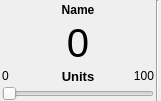
MariuszSuchenek/MVM_GUI_test2, file gui/toolsettings/toolsettings.ui: the form before one commit.
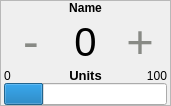
The form after the commit.

Commit message: Some tweaks to the overall appearance of the GUI; changed slider to plain bar in tool settings; add +/- to the tool settings

What changed in the file:
```diff
--- a/gui/toolsettings/toolsettings.ui
+++ b/gui/toolsettings/toolsettings.ui
@@ -6,56 +6,267 @@
    <rect>
     <x>0</x>
     <y>0</y>
-    <width>161</width>
-    <height>101</height>
+    <width>171</width>
+    <height>105</height>
    </rect>
   </property>
+  <property name="maximumSize">
+   <size>
+    <width>16777215</width>
+    <height>105</height>
+   </size>
+  </property>
   <property name="windowTitle">
    <string>Form</string>
   </property>
+  <layout class="QGridLayout" name="gridLayout_2">
+   <property name="leftMargin">
+    <number>0</number>
+   </property>
+   <property name="topMargin">
+    <number>0</number>
+   </property>
+   <property name="rightMargin">
+    <number>0</number>
+   </property>
+   <property name="bottomMargin">
+    <number>0</number>
+   </property>
+   <property name="spacing">
+    <number>0</number>
+   </property>
+   <item row="0" column="0">
+    <widget class="QFrame" name="frame">
+     <property name="frameShape">
+      <enum>QFrame::StyledPanel</enum>
+     </property>
+     <property name="frameShadow">
+      <enum>QFrame::Raised</enum>
+     </property>
   <layout class="QGridLayout" name="gridLayout">
    <property name="leftMargin">
-    <number>2</number>
+       <number>3</number>
    </property>
    <property name="topMargin">
     <number>0</number>
    </property>
    <property name="rightMargin">
-    <number>2</number>
+       <number>3</number>
    </property>
    <property name="bottomMargin">
     <number>0</number>
    </property>
-   <property name="horizontalSpacing">
-    <number>2</number>
-   </property>
-   <property name="verticalSpacing">
+      <property name="spacing">
     <number>0</number>
    </property>
-   <item row="3" column="0" colspan="3">
-    <widget class="QSlider" name="slider_value">
-     <property name="enabled">
-      <bool>false</bool>
-     </property>
-     <property name="orientation">
-      <enum>Qt::Horizontal</enum>
-     </property>
-     <property name="tickInterval">
-      <number>0</number>
-     </property>
-    </widget>
-   </item>
    <item row="2" column="2">
-    <widget class="QLabel" name="label_max">
+       <widget class="QLabel" name="label_plus">
+        <property name="enabled">
+         <bool>true</bool>
+        </property>
+        <property name="palette">
+         <palette>
+          <active>
+           <colorrole role="WindowText">
+            <brush brushstyle="SolidPattern">
+             <color alpha="255">
+              <red>136</red>
+              <green>138</green>
+              <blue>133</blue>
+             </color>
+            </brush>
+           </colorrole>
+           <colorrole role="Text">
+            <brush brushstyle="SolidPattern">
+             <color alpha="255">
+              <red>0</red>
+              <green>0</green>
+              <blue>0</blue>
+             </color>
+            </brush>
+           </colorrole>
+          </active>
+          <inactive>
+           <colorrole role="WindowText">
+            <brush brushstyle="SolidPattern">
+             <color alpha="255">
+              <red>136</red>
+              <green>138</green>
+              <blue>133</blue>
+             </color>
+            </brush>
+           </colorrole>
+           <colorrole role="Text">
+            <brush brushstyle="SolidPattern">
+             <color alpha="255">
+              <red>0</red>
+              <green>0</green>
+              <blue>0</blue>
+             </color>
+            </brush>
+           </colorrole>
+          </inactive>
+          <disabled>
+           <colorrole role="WindowText">
+            <brush brushstyle="SolidPattern">
+             <color alpha="255">
+              <red>190</red>
+              <green>190</green>
+              <blue>190</blue>
+             </color>
+            </brush>
+           </colorrole>
+           <colorrole role="Text">
+            <brush brushstyle="SolidPattern">
+             <color alpha="255">
+              <red>190</red>
+              <green>190</green>
+              <blue>190</blue>
+             </color>
+            </brush>
+           </colorrole>
+          </disabled>
+         </palette>
+        </property>
+        <property name="font">
+         <font>
+          <pointsize>35</pointsize>
+         </font>
+        </property>
+        <property name="cursor">
+         <cursorShape>PointingHandCursor</cursorShape>
+        </property>
+        <property name="frameShape">
+         <enum>QFrame::NoFrame</enum>
+        </property>
      <property name="text">
-      <string>100</string>
+         <string>+</string>
      </property>
      <property name="alignment">
-      <set>Qt::AlignRight|Qt::AlignTrailing|Qt::AlignVCenter</set>
+         <set>Qt::AlignCenter</set>
+        </property>
+       </widget>
+      </item>
+      <item row="2" column="0">
+       <widget class="QLabel" name="label_minus">
+        <property name="enabled">
+         <bool>true</bool>
+        </property>
+        <property name="palette">
+         <palette>
+          <active>
+           <colorrole role="WindowText">
+            <brush brushstyle="SolidPattern">
+             <color alpha="255">
+              <red>136</red>
+              <green>138</green>
+              <blue>133</blue>
+             </color>
+            </brush>
+           </colorrole>
+           <colorrole role="Text">
+            <brush brushstyle="SolidPattern">
+             <color alpha="255">
+              <red>0</red>
+              <green>0</green>
+              <blue>0</blue>
+             </color>
+            </brush>
+           </colorrole>
+          </active>
+          <inactive>
+           <colorrole role="WindowText">
+            <brush brushstyle="SolidPattern">
+             <color alpha="255">
+              <red>136</red>
+              <green>138</green>
+              <blue>133</blue>
+             </color>
+            </brush>
+           </colorrole>
+           <colorrole role="Text">
+            <brush brushstyle="SolidPattern">
+             <color alpha="255">
+              <red>0</red>
+              <green>0</green>
+              <blue>0</blue>
+             </color>
+            </brush>
+           </colorrole>
+          </inactive>
+          <disabled>
+           <colorrole role="WindowText">
+            <brush brushstyle="SolidPattern">
+             <color alpha="255">
+              <red>190</red>
+              <green>190</green>
+              <blue>190</blue>
+             </color>
+            </brush>
+           </colorrole>
+           <colorrole role="Text">
+            <brush brushstyle="SolidPattern">
+             <color alpha="255">
+              <red>190</red>
+              <green>190</green>
+              <blue>190</blue>
+             </color>
+            </brush>
+           </colorrole>
+          </disabled>
+         </palette>
+        </property>
+        <property name="font">
+         <font>
+          <pointsize>35</pointsize>
+         </font>
+        </property>
+        <property name="cursor">
+         <cursorShape>PointingHandCursor</cursorShape>
+        </property>
+        <property name="frameShape">
+         <enum>QFrame::NoFrame</enum>
+        </property>
+        <property name="text">
+         <string>-</string>
+        </property>
+        <property name="alignment">
+         <set>Qt::AlignCenter</set>
+        </property>
+       </widget>
+      </item>
+      <item row="1" column="1">
+       <widget class="QLabel" name="label_name">
+        <property name="font">
+         <font>
+          <weight>75</weight>
+          <bold>true</bold>
+         </font>
+        </property>
+        <property name="text">
+         <string>Name</string>
+        </property>
+        <property name="alignment">
+         <set>Qt::AlignCenter</set>
      </property>
     </widget>
    </item>
    <item row="2" column="1">
+       <widget class="QLabel" name="label_value">
+        <property name="font">
+         <font>
+          <pointsize>30</pointsize>
+         </font>
+        </property>
+        <property name="text">
+         <string>0</string>
+        </property>
+        <property name="alignment">
+         <set>Qt::AlignCenter</set>
+        </property>
+       </widget>
+      </item>
+      <item row="3" column="1">
     <widget class="QLabel" name="label_units">
      <property name="font">
       <font>
@@ -72,49 +283,34 @@
      </property>
     </widget>
    </item>
-   <item row="2" column="0">
+      <item row="3" column="0">
     <widget class="QLabel" name="label_min">
      <property name="text">
       <string>0</string>
      </property>
     </widget>
    </item>
-   <item row="1" column="0" colspan="3">
-    <widget class="QLabel" name="label_value">
-     <property name="font">
-      <font>
-       <pointsize>30</pointsize>
-      </font>
-     </property>
+      <item row="3" column="2">
+       <widget class="QLabel" name="label_max">
      <property name="text">
-      <string>0</string>
+         <string>100</string>
      </property>
      <property name="alignment">
-      <set>Qt::AlignCenter</set>
+         <set>Qt::AlignRight|Qt::AlignTrailing|Qt::AlignVCenter</set>
      </property>
     </widget>
    </item>
-   <item row="0" column="0" colspan="3">
-    <widget class="QLabel" name="label_name">
-     <property name="font">
-      <font>
-       <weight>75</weight>
-       <bold>true</bold>
-      </font>
-     </property>
-     <property name="text">
-      <string>Name</string>
-     </property>
-     <property name="alignment">
-      <set>Qt::AlignCenter</set>
-     </property>
-    </widget>
-   </item>
-   <item row="0" column="3" rowspan="4">
-    <widget class="Line" name="line">
-     <property name="orientation">
-      <enum>Qt::Vertical</enum>
-     </property>
+      <item row="5" column="0" colspan="3">
+       <widget class="QProgressBar" name="slider_value">
+        <property name="value">
+         <number>24</number>
+        </property>
+        <property name="format">
+         <string/>
+        </property>
+       </widget>
+      </item>
+     </layout>
     </widget>
    </item>
   </layout>
```
Lines whose indentation alone changed are shown as unchanged. The commit also changes 3 other files.
